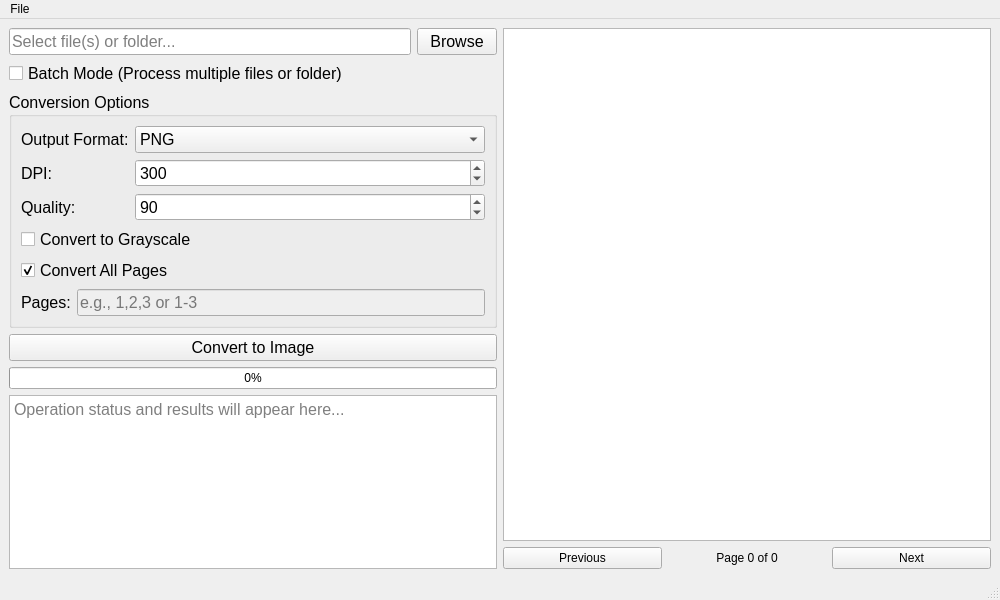
Old version of the form src/tools/pdf_tools/pdf_conversion/convert_to_image.ui in the repository richardnoragon/1_2.
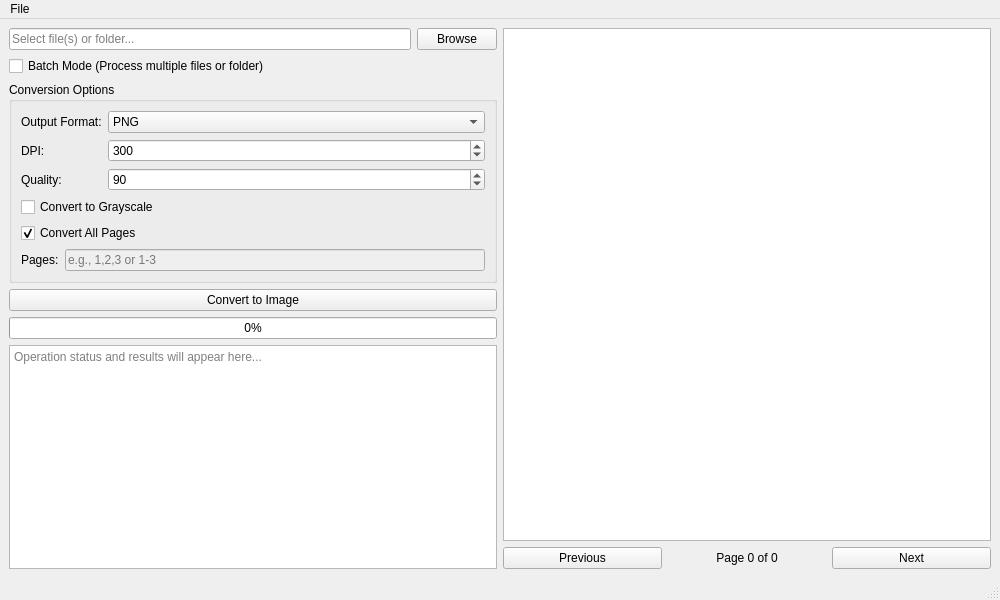
New version of the form.

```diff
--- a/src/tools/pdf_tools/pdf_conversion/convert_to_image.ui
+++ b/src/tools/pdf_tools/pdf_conversion/convert_to_image.ui
@@ -21,11 +21,6 @@
        <layout class="QHBoxLayout" name="horizontalLayout">
         <item>
          <widget class="QLineEdit" name="inputFileEdit">
-          <property name="font">
-           <font>
-            <pointsize>12</pointsize>
-           </font>
-          </property>
           <property name="placeholderText">
            <string>Select file(s) or folder...</string>
           </property>
@@ -36,11 +31,6 @@
         </item>
         <item>
          <widget class="QPushButton" name="browseButton">
-          <property name="font">
-           <font>
-            <pointsize>12</pointsize>
-           </font>
-          </property>
           <property name="text">
            <string>Browse</string>
           </property>
@@ -50,11 +40,6 @@
       </item>
       <item>
        <widget class="QCheckBox" name="batchModeCheckbox">
-        <property name="font">
-         <font>
-          <pointsize>12</pointsize>
-         </font>
-        </property>
         <property name="text">
          <string>Batch Mode (Process multiple files or folder)</string>
         </property>
@@ -62,11 +47,6 @@
       </item>
       <item>
        <widget class="QGroupBox" name="conversionOptionsGroup">
-        <property name="font">
-         <font>
-          <pointsize>12</pointsize>
-         </font>
-        </property>
         <property name="title">
          <string>Conversion Options</string>
         </property>
@@ -186,11 +166,6 @@
       </item>
       <item>
        <widget class="QPushButton" name="convertButton">
-        <property name="font">
-         <font>
-          <pointsize>12</pointsize>
-         </font>
-        </property>
         <property name="text">
          <string>Convert to Image</string>
         </property>
@@ -205,11 +180,6 @@
       </item>
       <item>
        <widget class="QTextEdit" name="outputText">
-        <property name="font">
-         <font>
-          <pointsize>12</pointsize>
-         </font>
-        </property>
         <property name="readOnly">
          <bool>true</bool>
         </property>
```
Left out of the diff: 69 changed lines with no effect on the pictures.
